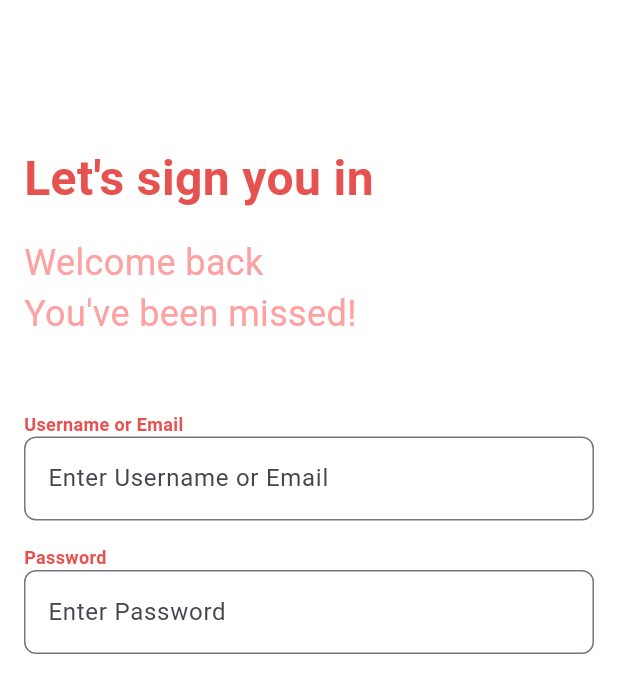
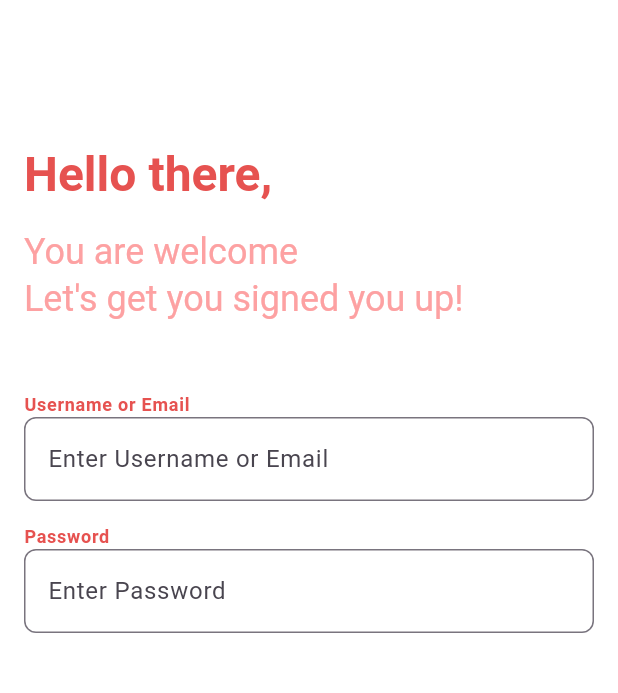
Before and after one commit to Potsane/blogs, a Flutter app: the screen it shows after launch, on a phone screen of 412 x 824 dp. Shown: the top 693 px of the screen. Run offline on Flutter 3.47's test engine with Material 3 defaults, Android fonts, the phone set to English and light mode, and no system bars.

Commit message:
Add some theming

```diff
--- a/lib/ui/sign_up/sign_up.dart
+++ b/lib/ui/sign_up/sign_up.dart
@@ -1,6 +1,5 @@
 import 'package:flutter/material.dart';
 
-import '../theme/app_pallete.dart';
 import '../widgets/outlined_text_input.dart';
 
 class SignUpScreen extends StatefulWidget {
@@ -25,22 +24,14 @@ class _SignUpScreenState extends State<SignUpScreen> {
           child: Column(
             crossAxisAlignment: CrossAxisAlignment.start,
             children: [
-              const Text(
-                "Let's sign you in",
-                style: TextStyle(
-                  fontSize: 32,
-                  fontWeight: FontWeight.bold,
-                  color: AppPallete.mandy,
-                ),
+              Text(
+                "Hello there,",
+                style: Theme.of(context).textTheme.headlineLarge,
               ),
               const SizedBox(height: 16),
-              const Text(
-                "Welcome back \nYou've been missed!",
-                style: TextStyle(
-                  fontSize: 24,
-                  fontWeight: FontWeight.normal,
-                  color: AppPallete.sweetPink,
-                ),
+              Text(
+                "You are welcome \nLet's get you signed you up!",
+                style:  Theme.of(context).textTheme.headlineMedium,
               ),
               const SizedBox(height: 48),
               OutlinedTextInput(
--- a/lib/ui/theme/app_theme.dart
+++ b/lib/ui/theme/app_theme.dart
@@ -1,7 +1,36 @@
 import 'package:flutter/material.dart';
 
-class AppTheme{
+import 'app_pallete.dart';
+
+class AppTheme {
   static final appLightTheme = ThemeData().copyWith(
     scaffoldBackgroundColor: Colors.white,
+    textTheme: ThemeData().textTheme.copyWith(
+          headlineLarge: const TextStyle(
+            fontSize: 32,
+            fontWeight: FontWeight.bold,
+            color: AppPallete.mandy,
+          ),
+          headlineMedium: const TextStyle(
+            fontSize: 24,
+            fontWeight: FontWeight.normal,
+            color: AppPallete.sweetPink,
+          ),
+          labelMedium: const TextStyle(
+            fontSize: 12,
+            fontWeight: FontWeight.bold,
+            color: AppPallete.mandy,
+          ),
+        ),
+    inputDecorationTheme: const InputDecorationTheme(
+      focusedBorder: OutlineInputBorder(
+        borderRadius: BorderRadius.all(Radius.circular(8)),
+        borderSide: BorderSide(color: AppPallete.citron),
+      ),
+      border: OutlineInputBorder(
+        borderRadius: BorderRadius.all(Radius.circular(8)),
+        borderSide: BorderSide(color: AppPallete.citron),
+      ),
+    ),
   );
 }
--- a/lib/ui/widgets/outlined_text_input.dart
+++ b/lib/ui/widgets/outlined_text_input.dart
@@ -1,6 +1,4 @@
 import 'package:flutter/material.dart';
-
-import '../theme/app_pallete.dart';
 
 class OutlinedTextInput extends StatelessWidget {
   final String hint;
@@ -19,27 +17,10 @@ class OutlinedTextInput extends StatelessWidget {
     return Column(
       crossAxisAlignment: CrossAxisAlignment.start,
       children: [
-        Text(
-          hint,
-          style: const TextStyle(
-            fontSize: 12,
-            fontWeight: FontWeight.bold,
-            color: AppPallete.mandy,
-          ),
-        ),
+        Text(hint, style: Theme.of(context).textTheme.labelMedium),
         TextFormField(
           obscureText: isTextMusked,
-          decoration: InputDecoration(
-            focusedBorder: const OutlineInputBorder(
-              borderRadius: BorderRadius.all(Radius.circular(8)),
-              borderSide: BorderSide(color: AppPallete.citron),
-            ),
-            border: const OutlineInputBorder(
-              borderRadius: BorderRadius.all(Radius.circular(8)),
-              borderSide: BorderSide(color: AppPallete.citron),
-            ),
-            hintText: "Enter $hint",
-          ),
+          decoration: InputDecoration(hintText: "Enter $hint"),
           validator: (value) {
             if (value!.isEmpty) {
               return "Value is missing!";
```
